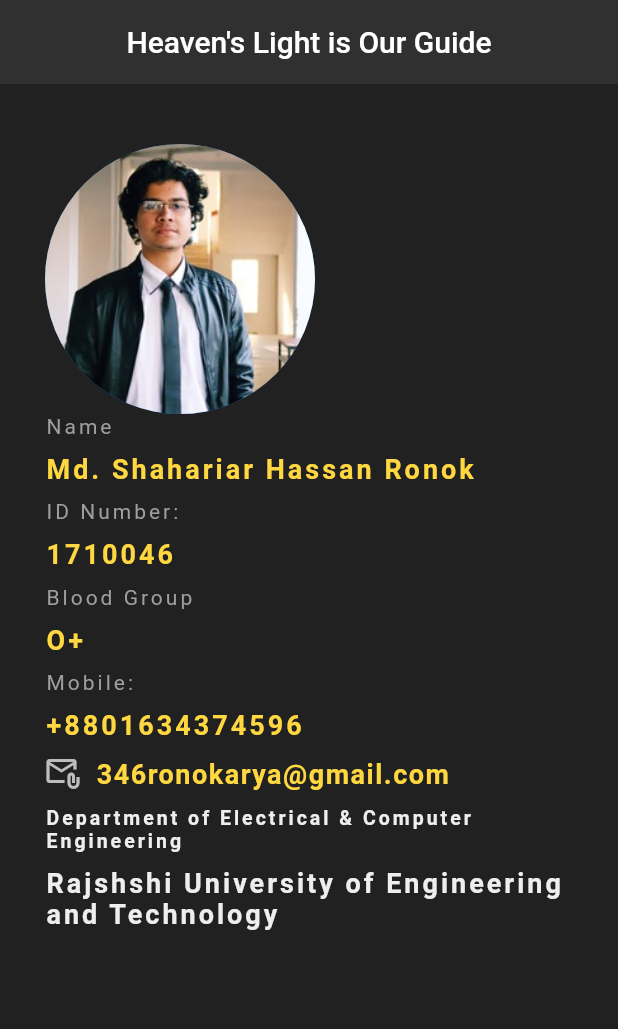
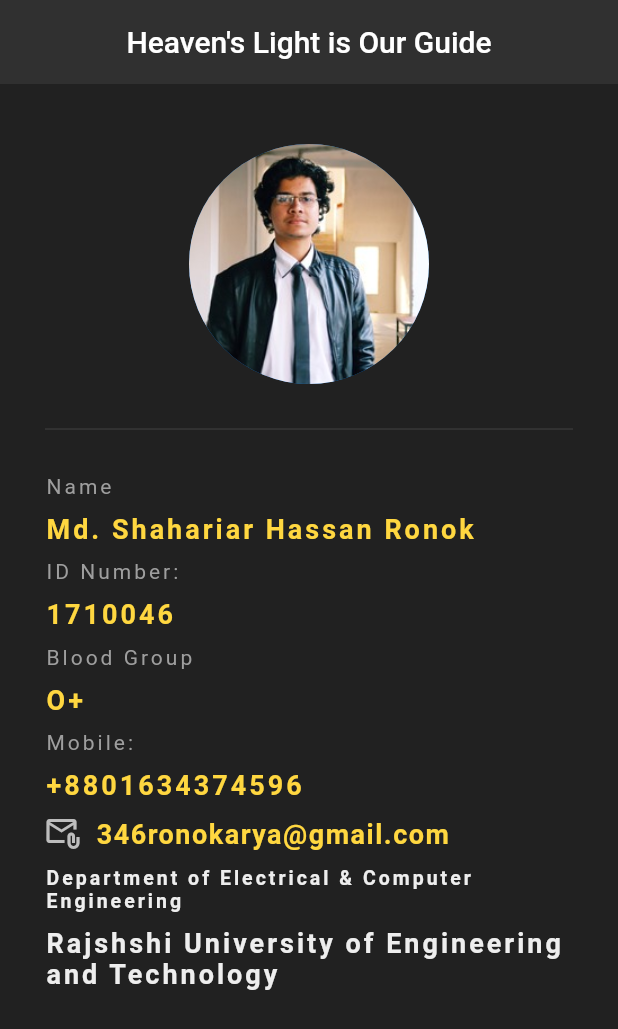
Before and after one commit to ronok-shahariar/Android-Projects, a Flutter app: the screen it shows after launch, on a phone screen of 412 x 824 dp. Shown: the top 1029 px of the screen. Run offline on Flutter 3.47's test engine with Material 2 defaults, Android fonts, the phone set to English and light mode, and no system bars.

Commit message:
Final view

```diff
--- a/Flutter/project01_idcard/lib/main.dart
+++ b/Flutter/project01_idcard/lib/main.dart
@@ -21,10 +21,17 @@ class IdCard extends StatelessWidget {
         child: Column(
           crossAxisAlignment: CrossAxisAlignment.start,
           children: [
-            CircleAvatar(
+            Center(
+              child:CircleAvatar(
                 backgroundImage: AssetImage('assets/RonokCV.jpg'),
-              radius:90.0,
+                radius:80.0,
               ),
+            ),
+            Divider(
+              height: 60.0,
+              color: Colors.grey[800],
+            ),
+
             Text(
               'Name',
               style: TextStyle(
```
Also changed, not shown: Flutter/project01_idcard/id_card.png (added), Flutter/project02_stateful/assets/RonokCV.jpg (added), Flutter/project02_stateful/assets/Signature-ConvertImage.jpg (added). Lines whose indentation alone changed are shown as unchanged.
